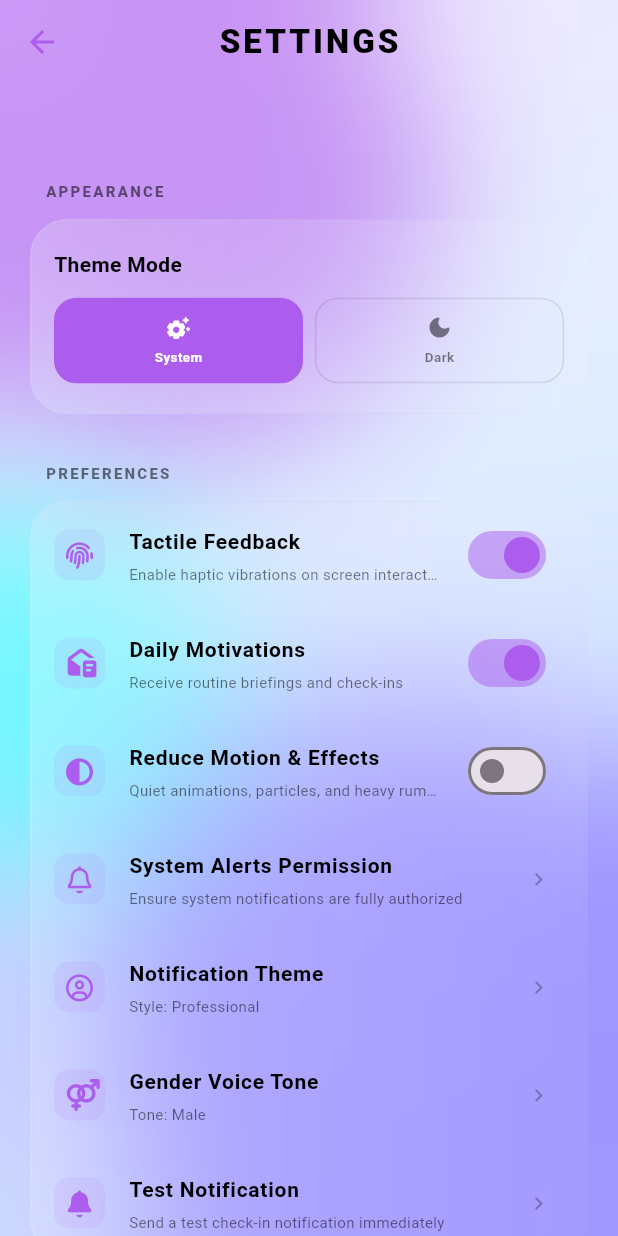
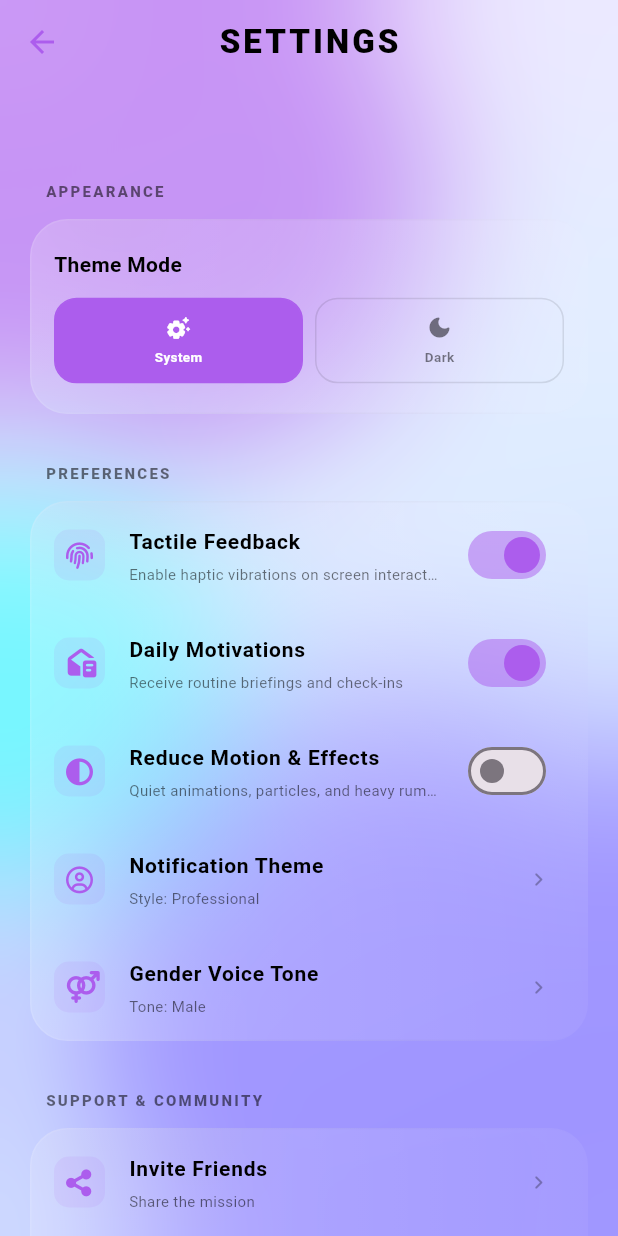
Before and after one commit to sisodiyaashraf/habitx, a Flutter app: the SettingsScreen screen opened directly, on a phone screen of 412 x 824 dp. Run offline on Flutter 3.47's test engine with Material 3 defaults, Android fonts, the phone set to English and light mode, and no system bars; drawn by our look-alikes of glassmorphism; our stand-ins replace fl_chart, flutter_local_notifications, flutter_svg, flutter_timezone, font_awesome_flutter, in_app_review and 5 more; missing offline and left inert: home_widget; accounts and stored records are empty.

```diff
--- a/lib/presentation/screens/settings_screen.dart
+++ b/lib/presentation/screens/settings_screen.dart
@@ -6,8 +6,6 @@ import 'package:url_launcher/url_launcher.dart';
 import 'package:font_awesome_flutter/font_awesome_flutter.dart';
 
 import '../../providers/habit_provider.dart';
-import '../../data/services/notifications/habit_x_notification_service.dart';
-import '../../core/constants/notification_messages.dart';
 import '../widgets/shared/glass_background.dart';
 import '../widgets/shared/privacy_policy_dialog.dart';
 import '../widgets/shared/terms_of_service_dialog.dart';
@@ -141,32 +139,6 @@ class SettingsScreen extends StatelessWidget {
                   },
                 ),
                 SettingsTile(
-                  icon: FontAwesomeIcons.bell,
-                  title: "System Alerts Permission",
-                  subtitle: "Ensure system notifications are fully authorized",
-                  textColor: textColor,
-                  subTextColor: subTextColor,
-                  onTap: () async {
-                    final granted = await HabitXNotificationService().requestPermissions();
-                    if (!context.mounted) return;
-                    if (granted) {
-                      ScaffoldMessenger.of(context).showSnackBar(
-                        const SnackBar(
-                          content: Text("Protocol Authorized: Notifications Active ⚡"),
-                          backgroundColor: Colors.green,
-                        ),
-                      );
-                    } else {
-                      ScaffoldMessenger.of(context).showSnackBar(
-                        const SnackBar(
-                          content: Text("Permissions Denied. Please check System Settings."),
-                          backgroundColor: Colors.redAccent,
-                        ),
-                      );
-                    }
-                  },
-                ),
-                SettingsTile(
                   icon: FontAwesomeIcons.circleUser,
                   title: "Notification Theme",
                   subtitle: "Style: ${provider.userPersona}",
@@ -177,7 +149,7 @@ class SettingsScreen extends StatelessWidget {
                     builder: (context) => const ShelbyMoodDialog(),
                   ),
                 ),
-                SettingsTile(
+                 SettingsTile(
                   icon: FontAwesomeIcons.venusMars,
                   title: "Gender Voice Tone",
                   subtitle: "Tone: ${provider.userGender}",
@@ -185,31 +157,8 @@ class SettingsScreen extends StatelessWidget {
                   subTextColor: subTextColor,
                   onTap: () => GenderToneDialog.show(context, provider),
                 ),
-                SettingsTile(
-                  icon: FontAwesomeIcons.solidBell,
-                  title: "Test Notification",
-                  subtitle: "Send a test check-in notification immediately",
-                  textColor: textColor,
-                  subTextColor: subTextColor,
-                  onTap: () async {
-                    final String persona = provider.userPersona;
-                    final String gender = provider.userGender;
-                    final String randomPrompt = NotificationMessages.getRandomPrompt(persona, gender: gender);
-                    await HabitXNotificationService().showInstantNotification(
-                      title: NotificationMessages.getStatusTitle(persona),
-                      body: randomPrompt,
-                    );
-                    if (!context.mounted) return;
-                    ScaffoldMessenger.of(context).showSnackBar(
-                      const SnackBar(
-                        content: Text("Test check-in notification dispatched! 🔔"),
-                        backgroundColor: Color(0xFFAC5DED),
-                      ),
-                    );
-                  },
-                ),
               ],
-              height: 504,
+              height: 360,
               isDark: isDark,
             ),
 
```
Also changed, not shown: 2 other files.
